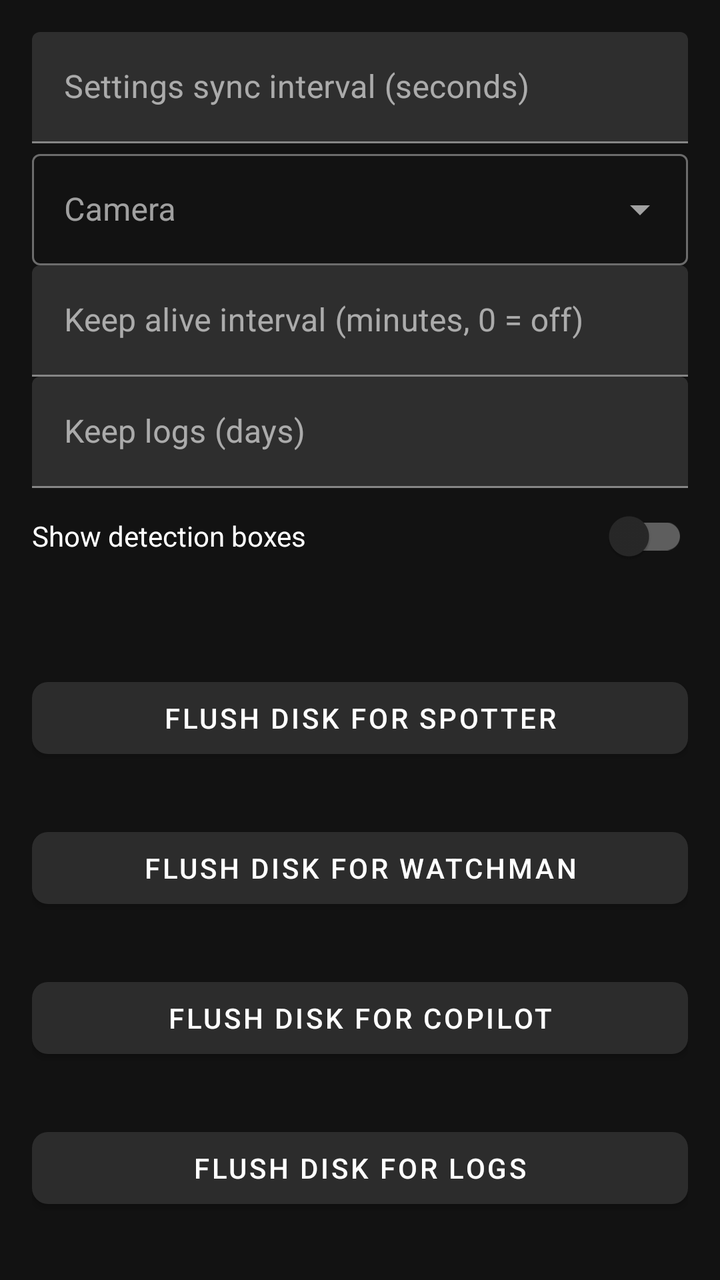
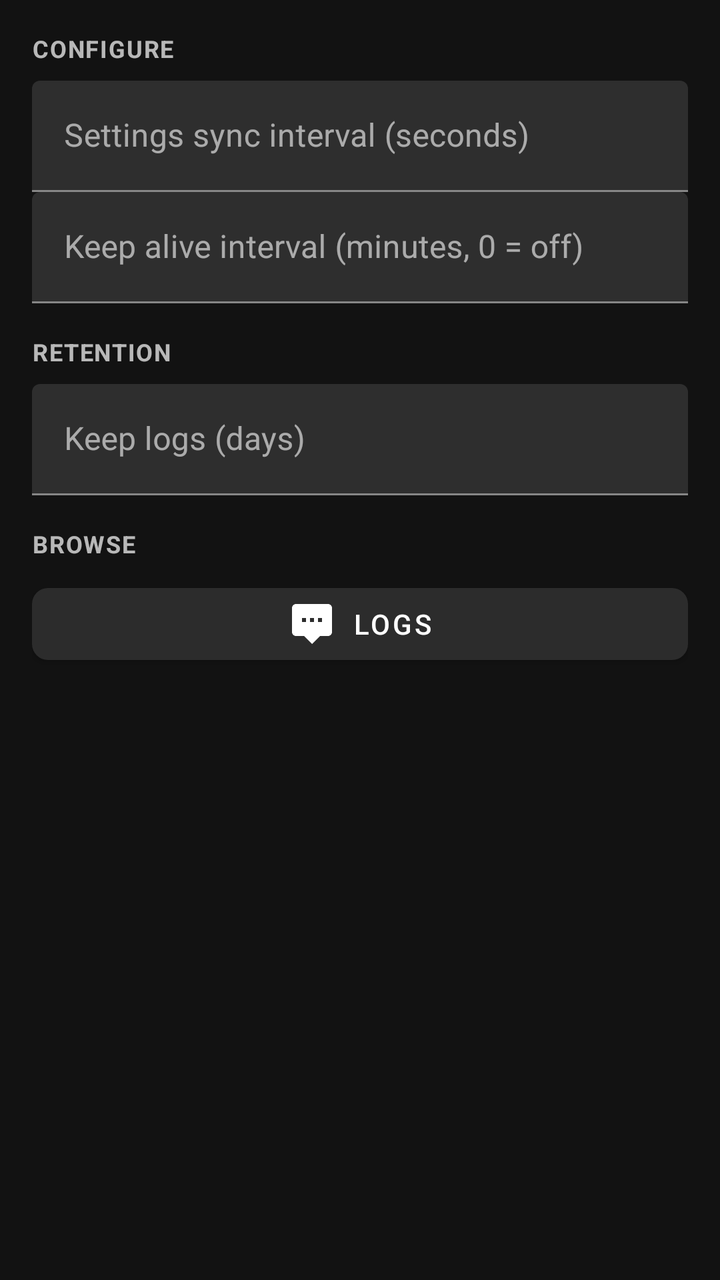

Before-and-after screenshots of an Android layout around one commit, followed by the original layout XML and the change that was made.
<!-- AndroidManifest.xml: application theme Theme.Dogan -->
<!-- res/layout/section_general.xml -->
<?xml version="1.0" encoding="utf-8"?>
<ScrollView xmlns:android="http://schemas.android.com/apk/res/android"
    android:layout_width="match_parent"
    android:layout_height="match_parent"
    android:fillViewport="true"
    android:padding="16dp">

    <LinearLayout
        android:layout_width="match_parent"
        android:layout_height="wrap_content"
        android:orientation="vertical">

        <com.google.android.material.textfield.TextInputLayout
            android:layout_width="match_parent"
            android:layout_height="wrap_content"
            android:hint="@string/settings_sync_interval">
            <com.google.android.material.textfield.TextInputEditText
                android:id="@+id/syncIntervalInput"
                android:layout_width="match_parent"
                android:layout_height="wrap_content"
                android:inputType="number" />
        </com.google.android.material.textfield.TextInputLayout>

        <com.google.android.material.textfield.TextInputLayout
            style="@style/Widget.MaterialComponents.TextInputLayout.OutlinedBox.ExposedDropdownMenu"
            android:layout_width="match_parent"
            android:layout_height="wrap_content"
            android:hint="@string/active_camera">
            <AutoCompleteTextView
                android:id="@+id/cameraInput"
                android:layout_width="match_parent"
                android:layout_height="wrap_content"
                android:inputType="none" />
        </com.google.android.material.textfield.TextInputLayout>

        <com.google.android.material.textfield.TextInputLayout
            android:layout_width="match_parent"
            android:layout_height="wrap_content"
            android:hint="@string/keep_alive_interval">
            <com.google.android.material.textfield.TextInputEditText
                android:id="@+id/screenOnIntervalInput"
                android:layout_width="match_parent"
                android:layout_height="wrap_content"
                android:inputType="number" />
        </com.google.android.material.textfield.TextInputLayout>

        <com.google.android.material.textfield.TextInputLayout
            android:layout_width="match_parent"
            android:layout_height="wrap_content"
            android:hint="@string/log_retention_days">
            <com.google.android.material.textfield.TextInputEditText
                android:id="@+id/logRetentionInput"
                android:layout_width="match_parent"
                android:layout_height="wrap_content"
                android:inputType="number" />
        </com.google.android.material.textfield.TextInputLayout>

        <com.google.android.material.switchmaterial.SwitchMaterial
            android:id="@+id/showBoundingBoxesSwitch"
            android:layout_width="match_parent"
            android:layout_height="wrap_content"
            android:text="@string/show_bounding_boxes" />

        <TextView
            android:id="@+id/spotterUsageTxt"
            android:layout_width="match_parent"
            android:layout_height="wrap_content"
            android:layout_marginTop="24dp"
            android:textColor="@color/dogan_on_surface" />

        <com.google.android.material.button.MaterialButton
            android:id="@+id/flushSpotterBtn"
            android:layout_width="match_parent"
            android:layout_height="wrap_content"
            android:text="@string/flush_spotter" />

        <TextView
            android:id="@+id/watcherUsageTxt"
            android:layout_width="match_parent"
            android:layout_height="wrap_content"
            android:layout_marginTop="8dp"
            android:textColor="@color/dogan_on_surface" />

        <com.google.android.material.button.MaterialButton
            android:id="@+id/flushWatcherBtn"
            android:layout_width="match_parent"
            android:layout_height="wrap_content"
            android:text="@string/flush_watchman" />

        <TextView
            android:id="@+id/copilotUsageTxt"
            android:layout_width="match_parent"
            android:layout_height="wrap_content"
            android:layout_marginTop="8dp"
            android:textColor="@color/dogan_on_surface" />

        <com.google.android.material.button.MaterialButton
            android:id="@+id/flushCopilotBtn"
            android:layout_width="match_parent"
            android:layout_height="wrap_content"
            android:text="@string/flush_copilot" />

        <TextView
            android:id="@+id/logsUsageTxt"
            android:layout_width="match_parent"
            android:layout_height="wrap_content"
            android:layout_marginTop="8dp"
            android:textColor="@color/dogan_on_surface" />

        <com.google.android.material.button.MaterialButton
            android:id="@+id/flushLogsBtn"
            android:layout_width="match_parent"
            android:layout_height="wrap_content"
            android:text="@string/flush_logs" />
    </LinearLayout>
</ScrollView>
<!-- resources referenced by this layout -->
<resources>
  <color name="dogan_on_surface">#FFFFFF</color>
  <string name="active_camera">Camera</string>
  <string name="flush_copilot">Flush Disk for Copilot</string>
  <string name="flush_logs">Flush Disk for Logs</string>
  <string name="flush_spotter">Flush Disk for Spotter</string>
  <string name="flush_watchman">Flush Disk for Watchman</string>
  <string name="keep_alive_interval">Keep alive interval (minutes, 0 = off)</string>
  <string name="log_retention_days">Keep logs (days)</string>
  <string name="settings_sync_interval">Settings sync interval (seconds)</string>
  <string name="show_bounding_boxes">Show detection boxes</string>
  <style name="Theme.Dogan" parent="Theme.MaterialComponents.NoActionBar">
          <item name="colorPrimary">@color/dogan_primary_dark</item>
          <item name="colorPrimaryVariant">@color/dogan_primary</item>
          <item name="colorOnPrimary">@color/dogan_on_primary</item>
          <item name="colorSecondary">@color/dogan_primary</item>
          <item name="colorOnSecondary">@color/dogan_on_primary</item>
          <item name="colorSurface">@color/dogan_surface</item>
          <item name="colorOnSurface">@color/dogan_on_surface</item>
          <item name="android:statusBarColor">@color/dogan_surface</item>
          <item name="android:navigationBarColor">@color/dogan_surface</item>
          <item name="android:windowBackground">@color/dogan_surface</item>
          <item name="android:textColorPrimary">@color/dogan_on_surface</item>
          <item name="android:textColorSecondary">@color/dogan_on_surface_secondary</item>
          <item name="materialButtonStyle">@style/Widget.Dogan.Button</item>
      </style>
  <color name="dogan_primary_dark">#1B5E20</color>
  <color name="dogan_primary">#2E7D32</color>
  <color name="dogan_on_primary">#FFFFFF</color>
  <color name="dogan_surface">#121212</color>
  <color name="dogan_on_surface_secondary">#B3FFFFFF</color>
  <style name="Widget.Dogan.Button" parent="Widget.MaterialComponents.Button">
          <item name="backgroundTint">@color/dogan_surface_elevated</item>
          <item name="android:textColor">@color/dogan_on_surface</item>
          <item name="cornerRadius">8dp</item>
          <item name="iconTint">@color/dogan_on_surface</item>
          <item name="iconGravity">textStart</item>
          <item name="iconPadding">8dp</item>
      </style>
  <color name="dogan_surface_elevated">#2C2C2C</color>
</resources>

<!-- the commit's change to res/layout/section_general.xml (unified diff, before → after) -->
@@ -1,5 +1,6 @@
 <?xml version="1.0" encoding="utf-8"?>
 <ScrollView xmlns:android="http://schemas.android.com/apk/res/android"
+    xmlns:app="http://schemas.android.com/apk/res-auto"
     android:layout_width="match_parent"
     android:layout_height="match_parent"
     android:fillViewport="true"
@@ -9,6 +10,13 @@
         android:layout_width="match_parent"
         android:layout_height="wrap_content"
         android:orientation="vertical">
+
+        <TextView
+            style="@style/Widget.Dogan.SectionHeader"
+            android:layout_width="match_parent"
+            android:layout_height="wrap_content"
+            android:layout_marginTop="0dp"
+            android:text="@string/section_configure" />
 
         <com.google.android.material.textfield.TextInputLayout
             android:layout_width="match_parent"
@@ -22,18 +30,6 @@
         </com.google.android.material.textfield.TextInputLayout>
 
         <com.google.android.material.textfield.TextInputLayout
-            style="@style/Widget.MaterialComponents.TextInputLayout.OutlinedBox.ExposedDropdownMenu"
-            android:layout_width="match_parent"
-            android:layout_height="wrap_content"
-            android:hint="@string/active_camera">
-            <AutoCompleteTextView
-                android:id="@+id/cameraInput"
-                android:layout_width="match_parent"
-                android:layout_height="wrap_content"
-                android:inputType="none" />
-        </com.google.android.material.textfield.TextInputLayout>
-
-        <com.google.android.material.textfield.TextInputLayout
             android:layout_width="match_parent"
             android:layout_height="wrap_content"
             android:hint="@string/keep_alive_interval">
@@ -43,6 +39,12 @@
                 android:layout_height="wrap_content"
                 android:inputType="number" />
         </com.google.android.material.textfield.TextInputLayout>
+
+        <TextView
+            style="@style/Widget.Dogan.SectionHeader"
+            android:layout_width="match_parent"
+            android:layout_height="wrap_content"
+            android:text="@string/section_retention" />
 
         <com.google.android.material.textfield.TextInputLayout
             android:layout_width="match_parent"
@@ -55,62 +57,19 @@
                 android:inputType="number" />
         </com.google.android.material.textfield.TextInputLayout>
 
-        <com.google.android.material.switchmaterial.SwitchMaterial
-            android:id="@+id/showBoundingBoxesSwitch"
+        <TextView
+            style="@style/Widget.Dogan.SectionHeader"
             android:layout_width="match_parent"
             android:layout_height="wrap_content"
-            android:text="@string/show_bounding_boxes" />
+            android:text="@string/section_browse" />
 
-        <TextView
-            android:id="@+id/spotterUsageTxt"
+        <com.google.android.material.button.MaterialButton
+            android:id="@+id/logsBtn"
+            style="@style/Widget.Dogan.Button"
             android:layout_width="match_parent"
             android:layout_height="wrap_content"
-            android:layout_marginTop="24dp"
-            android:textColor="@color/dogan_on_surface" />
-
-        <com.google.android.material.button.MaterialButton
-            android:id="@+id/flushSpotterBtn"
-            android:layout_width="match_parent"
-            android:layout_height="wrap_content"
-            android:text="@string/flush_spotter" />
-
-        <TextView
-            android:id="@+id/watcherUsageTxt"
-            android:layout_width="match_parent"
-            android:layout_height="wrap_content"
-            android:layout_marginTop="8dp"
-            android:textColor="@color/dogan_on_surface" />
-
-        <com.google.android.material.button.MaterialButton
-            android:id="@+id/flushWatcherBtn"
-            android:layout_width="match_parent"
-            android:layout_height="wrap_content"
-            android:text="@string/flush_watchman" />
-
-        <TextView
-            android:id="@+id/copilotUsageTxt"
-            android:layout_width="match_parent"
-            android:layout_height="wrap_content"
-            android:layout_marginTop="8dp"
-            android:textColor="@color/dogan_on_surface" />
-
-        <com.google.android.material.button.MaterialButton
-            android:id="@+id/flushCopilotBtn"
-            android:layout_width="match_parent"
-            android:layout_height="wrap_content"
-            android:text="@string/flush_copilot" />
-
-        <TextView
-            android:id="@+id/logsUsageTxt"
-            android:layout_width="match_parent"
-            android:layout_height="wrap_content"
-            android:layout_marginTop="8dp"
-            android:textColor="@color/dogan_on_surface" />
-
-        <com.google.android.material.button.MaterialButton
-            android:id="@+id/flushLogsBtn"
-            android:layout_width="match_parent"
-            android:layout_height="wrap_content"
-            android:text="@string/flush_logs" />
+            android:layout_marginBottom="16dp"
+            android:text="@string/logs_title"
+            app:icon="@drawable/ic_logs" />
     </LinearLayout>
 </ScrollView>
<!-- resource entries referenced after the edit -->
@@ -1,15 +1,24 @@
 <!-- resources referenced by this layout -->
 <resources>
+  <!-- drawable ic_logs (drawable) -->
+  <?xml version="1.0" encoding="utf-8"?>
+  <vector xmlns:android="http://schemas.android.com/apk/res/android"
+      android:width="24dp"
+      android:height="24dp"
+      android:viewportWidth="24"
+      android:viewportHeight="24">
+      <path
+          android:fillColor="#FFFFFF"
+          android:pathData="M20,2H4c-1.1,0 -2,0.9 -2,2v12c0,1.1 0.9,2 2,2h4l4,4 4,-4h4c1.1,0 2,-0.9 2,-2V4c0,-1.1 -0.9,-2 -2,-2zM9,11H7V9h2v2zM13,11h-2V9h2v2zM17,11h-2V9h2v2z" />
+  </vector>
   <color name="dogan_on_surface">#FFFFFF</color>
-  <string name="active_camera">Camera</string>
-  <string name="flush_copilot">Flush Disk for Copilot</string>
-  <string name="flush_logs">Flush Disk for Logs</string>
-  <string name="flush_spotter">Flush Disk for Spotter</string>
-  <string name="flush_watchman">Flush Disk for Watchman</string>
   <string name="keep_alive_interval">Keep alive interval (minutes, 0 = off)</string>
   <string name="log_retention_days">Keep logs (days)</string>
+  <string name="logs_title">Logs</string>
+  <string name="section_browse">Browse</string>
+  <string name="section_configure">Configure</string>
+  <string name="section_retention">Retention</string>
   <string name="settings_sync_interval">Settings sync interval (seconds)</string>
-  <string name="show_bounding_boxes">Show detection boxes</string>
   <style name="Theme.Dogan" parent="Theme.MaterialComponents.NoActionBar">
           <item name="colorPrimary">@color/dogan_primary_dark</item>
           <item name="colorPrimaryVariant">@color/dogan_primary</item>
@@ -38,6 +47,15 @@
           <item name="iconGravity">textStart</item>
           <item name="iconPadding">8dp</item>
       </style>
+  <style name="Widget.Dogan.SectionHeader" parent="@android:style/Widget.TextView">
+          <item name="android:layout_marginTop">16dp</item>
+          <item name="android:layout_marginBottom">8dp</item>
+          <item name="android:letterSpacing">0.05</item>
+          <item name="android:textAllCaps">true</item>
+          <item name="android:textColor">@color/dogan_on_surface_secondary</item>
+          <item name="android:textSize">12sp</item>
+          <item name="android:textStyle">bold</item>
+      </style>
   <color name="dogan_surface_elevated">#2C2C2C</color>
 </resources>
 
